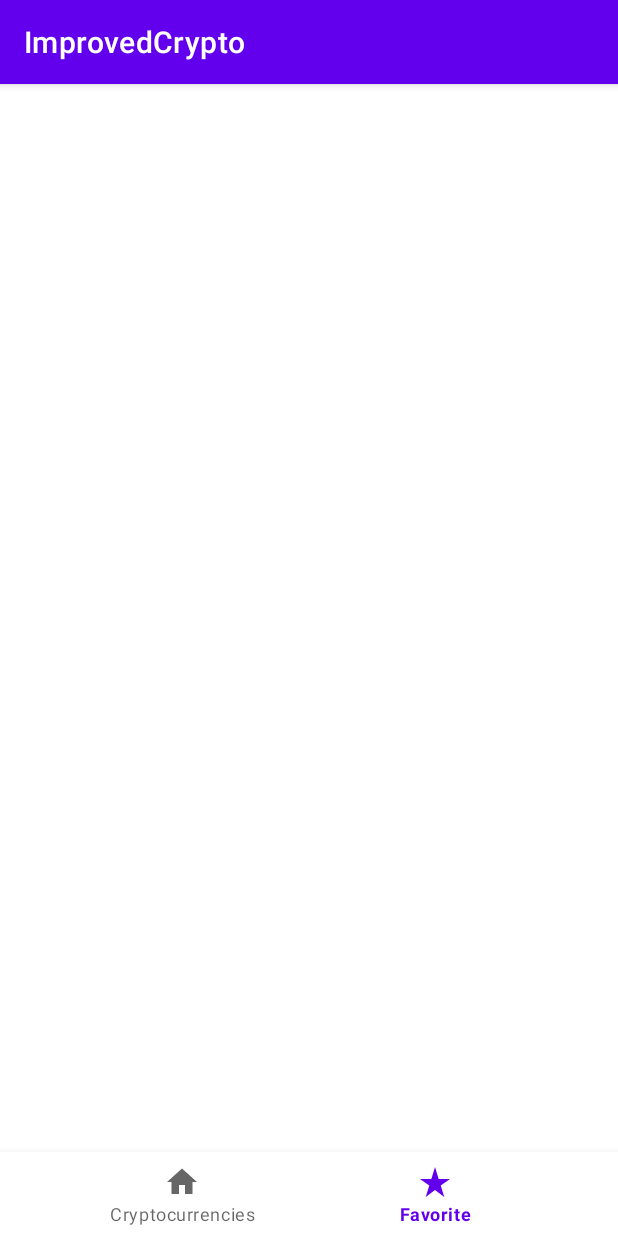
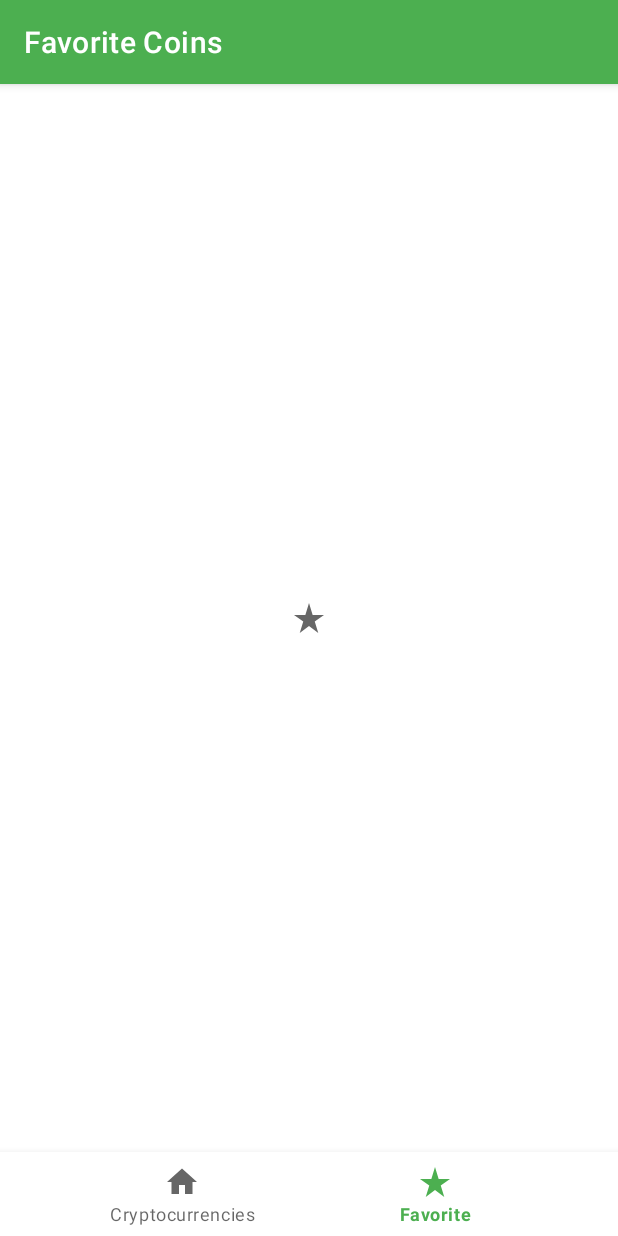
Before and after one commit to nikikrad/ImprovedCrypto, an Android app: the screen it shows after launch (MainActivity), item 2 of the bottom bar chosen, on a phone screen of 412 x 824 dp. Run offline under Robolectric (Android 15) with nearby library versions, the phone set to English and light mode, and no system bars; our stand-ins replace navigation-ui.

Commit message:
navigation is ready

```diff
--- a/app/build.gradle
+++ b/app/build.gradle
@@ -9,7 +9,7 @@ android {
 
     defaultConfig {
         applicationId "com.example.improvedcrypto"
-        minSdk 30
+        minSdk 21
         targetSdk 31
         versionCode 1
         versionName "1.0"
--- a/app/src/main/java/com/example/improvedcrypto/MainActivity.kt
+++ b/app/src/main/java/com/example/improvedcrypto/MainActivity.kt
@@ -3,13 +3,28 @@ package com.example.improvedcrypto
 import androidx.appcompat.app.AppCompatActivity
 import android.os.Bundle
 import androidx.navigation.fragment.NavHostFragment
+import androidx.navigation.ui.AppBarConfiguration
+import androidx.navigation.ui.setupActionBarWithNavController
+import androidx.navigation.ui.setupWithNavController
+import com.example.improvedcrypto.databinding.ActivityMainBinding
 
 class MainActivity : AppCompatActivity() {
+
+    lateinit var binding: ActivityMainBinding
+
     override fun onCreate(savedInstanceState: Bundle?) {
         super.onCreate(savedInstanceState)
-        setContentView(R.layout.activity_main)
+        binding = ActivityMainBinding.inflate(layoutInflater)
+        setContentView(binding.root)
+
         val navHostFragment =
             supportFragmentManager.findFragmentById(R.id.nav_host_fragment_container) as NavHostFragment
         val navController = navHostFragment.navController
+        val bottomNavigationView = binding.bottomNavigationView
+        val appBarConfiguration =
+            AppBarConfiguration(setOf(R.id.mainFragment, R.id.favoriteFragment))
+        setupActionBarWithNavController(navController, appBarConfiguration)
+        bottomNavigationView.setupWithNavController(navController)
+
     }
 }
--- a/app/src/main/java/com/example/improvedcrypto/files/favorite/FavoriteFragment.kt
+++ b/app/src/main/java/com/example/improvedcrypto/files/favorite/FavoriteFragment.kt
@@ -1,6 +1,35 @@
 package com.example.improvedcrypto.files.favorite
 
+import android.os.Bundle
+import android.view.LayoutInflater
+import android.view.View
+import android.view.ViewGroup
 import androidx.fragment.app.Fragment
+import com.example.improvedcrypto.databinding.FragmentFavoriteBinding
 
 class FavoriteFragment:Fragment() {
+
+    lateinit var binding: FragmentFavoriteBinding
+
+    override fun onCreate(savedInstanceState: Bundle?) {
+        super.onCreate(savedInstanceState)
+
+    }
+
+    override fun onCreateView(
+        inflater: LayoutInflater, container: ViewGroup?,
+        savedInstanceState: Bundle?
+    ): View? {
+        binding = FragmentFavoriteBinding.inflate(inflater, container, false)
+        return binding.root
+    }
+
+    override fun onViewCreated(view: View, savedInstanceState: Bundle?) {
+
+
+    }
+
+    override fun onDestroy() {
+        super.onDestroy()
+    }
 }
--- a/app/src/main/java/com/example/improvedcrypto/files/main/MainFragment.kt
+++ b/app/src/main/java/com/example/improvedcrypto/files/main/MainFragment.kt
@@ -1,6 +1,35 @@
 package com.example.improvedcrypto.files.main
 
+import android.os.Bundle
+import android.view.LayoutInflater
+import android.view.View
+import android.view.ViewGroup
 import androidx.fragment.app.Fragment
+import com.example.improvedcrypto.databinding.FragmentMainBinding
 
 class MainFragment: Fragment() {
+
+    lateinit var binding: FragmentMainBinding
+
+    override fun onCreate(savedInstanceState: Bundle?) {
+        super.onCreate(savedInstanceState)
+
+    }
+
+    override fun onCreateView(
+        inflater: LayoutInflater, container: ViewGroup?,
+        savedInstanceState: Bundle?
+    ): View? {
+        binding = FragmentMainBinding.inflate(inflater, container, false)
+        return binding.root
+    }
+
+    override fun onViewCreated(view: View, savedInstanceState: Bundle?) {
+
+
+    }
+
+    override fun onDestroy() {
+        super.onDestroy()
+    }
 }
--- a/app/src/main/res/layout/activity_main.xml
+++ b/app/src/main/res/layout/activity_main.xml
@@ -21,10 +21,12 @@
         android:layout_width="0dp"
         android:layout_height="0dp"
         app:defaultNavHost="true"
-        app:layout_constraintBottom_toBottomOf="parent"
+        app:layout_constraintBottom_toTopOf="@+id/bottomNavigationView"
         app:layout_constraintEnd_toEndOf="parent"
+        app:layout_constraintHorizontal_bias="0.0"
         app:layout_constraintStart_toStartOf="parent"
         app:layout_constraintTop_toTopOf="parent"
+        app:layout_constraintVertical_bias="0.0"
         app:navGraph="@navigation/nav_graph" />
 
 
--- a/app/src/main/res/layout/fragment_favorite.xml
+++ b/app/src/main/res/layout/fragment_favorite.xml
@@ -1,6 +1,17 @@
 <?xml version="1.0" encoding="utf-8"?>
-<androidx.constraintlayout.widget.ConstraintLayout xmlns:android="http://schemas.android.com/apk/res/android"
+<androidx.constraintlayout.widget.ConstraintLayout
+    xmlns:android="http://schemas.android.com/apk/res/android"
     android:layout_width="match_parent"
-    android:layout_height="match_parent">
+    android:layout_height="match_parent"
+    xmlns:app="http://schemas.android.com/apk/res-auto">
+
+    <ImageView
+        android:layout_width="wrap_content"
+        android:layout_height="wrap_content"
+        android:src="@drawable/ic_star_rate"
+        app:layout_constraintBottom_toBottomOf="parent"
+        app:layout_constraintEnd_toEndOf="parent"
+        app:layout_constraintStart_toStartOf="parent"
+        app:layout_constraintTop_toTopOf="parent" />
 
 </androidx.constraintlayout.widget.ConstraintLayout>
--- a/app/src/main/res/layout/fragment_main.xml
+++ b/app/src/main/res/layout/fragment_main.xml
@@ -1,6 +1,17 @@
 <?xml version="1.0" encoding="utf-8"?>
-<androidx.constraintlayout.widget.ConstraintLayout xmlns:android="http://schemas.android.com/apk/res/android"
+<androidx.constraintlayout.widget.ConstraintLayout
+    xmlns:android="http://schemas.android.com/apk/res/android"
     android:layout_width="match_parent"
-    android:layout_height="match_parent">
+    android:layout_height="match_parent"
+    xmlns:app="http://schemas.android.com/apk/res-auto">
+
+    <ImageView
+        android:layout_width="wrap_content"
+        android:layout_height="wrap_content"
+        android:src="@drawable/ic_home"
+        app:layout_constraintBottom_toBottomOf="parent"
+        app:layout_constraintEnd_toEndOf="parent"
+        app:layout_constraintStart_toStartOf="parent"
+        app:layout_constraintTop_toTopOf="parent" />
 
 </androidx.constraintlayout.widget.ConstraintLayout>
--- a/app/src/main/res/navigation/nav_graph.xml
+++ b/app/src/main/res/navigation/nav_graph.xml
@@ -8,16 +8,20 @@
     <fragment
         android:id="@+id/mainFragment"
         android:name="com.example.improvedcrypto.files.main.MainFragment"
-        android:label="MainFragment"
+        android:label="Cryptocurrencies"
         tools:layout="@layout/fragment_main">
         <action
-            android:id="@+id/action_mainFragment_to_favoriteFragment2"
+            android:id="@+id/action_mainFragment_to_favoriteFragment"
             app:destination="@id/favoriteFragment" />
     </fragment>
 
     <fragment
         android:id="@+id/favoriteFragment"
         android:name="com.example.improvedcrypto.files.favorite.FavoriteFragment"
-        android:label="FavoriteFragment"
-        tools:layout="@layout/fragment_favorite"/>
+        android:label="Favorite Coins"
+        tools:layout="@layout/fragment_favorite">
+        <action
+            android:id="@+id/action_favoriteFragment_to_mainFragment"
+            app:destination="@id/mainFragment" />
+    </fragment>
 </navigation>
--- a/app/src/main/res/values/themes.xml
+++ b/app/src/main/res/values/themes.xml
@@ -2,15 +2,15 @@
     <!-- Base application theme. -->
     <style name="Theme.ImprovedCrypto" parent="Theme.MaterialComponents.DayNight.DarkActionBar">
         <!-- Primary brand color. -->
-        <item name="colorPrimary">@color/purple_500</item>
+        <item name="colorPrimary">#4CAF50</item>
         <item name="colorPrimaryVariant">@color/purple_700</item>
         <item name="colorOnPrimary">@color/white</item>
         <!-- Secondary brand color. -->
         <item name="colorSecondary">@color/teal_200</item>
         <item name="colorSecondaryVariant">@color/teal_700</item>
-        <item name="colorOnSecondary">@color/black</item>
+        <item name="colorOnSecondary">#4CAF50</item>
         <!-- Status bar color. -->
-        <item name="android:statusBarColor" tools:targetApi="l">?attr/colorPrimaryVariant</item>
+        <item name="android:statusBarColor" tools:targetApi="l">?attr/colorOnSecondary</item>
         <!-- Customize your theme here. -->
     </style>
 </resources>
```
